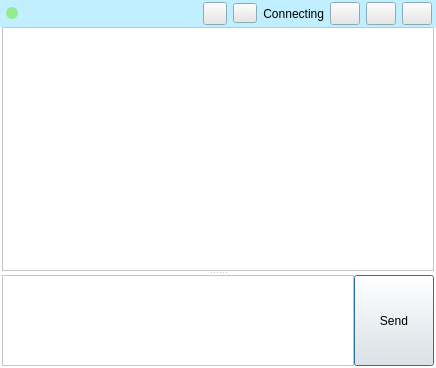
This is examples/qtmegachatapi/chatWindow.ui in meganz/MEGAchat as Qt 5 draws it before an edit. The edited form follows.
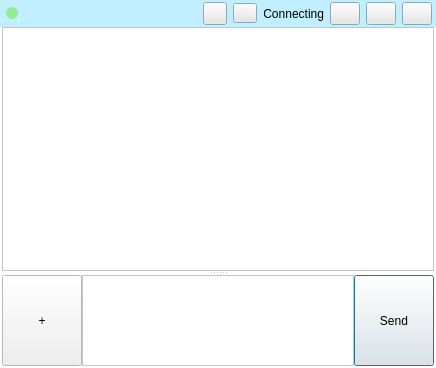
This is the edited form. Icons and pictures are not drawn. Custom widgets are drawn as their Qt base class.

```diff
--- a/examples/qtmegachatapi/chatWindow.ui
+++ b/examples/qtmegachatapi/chatWindow.ui
@@ -595,6 +595,46 @@
              <property name="topMargin">
               <number>0</number>
              </property>
+             <item>
+              <widget class="QPushButton" name="mAttachBtn">
+               <property name="sizePolicy">
+                <sizepolicy hsizetype="Minimum" vsizetype="Minimum">
+                 <horstretch>0</horstretch>
+                 <verstretch>0</verstretch>
+                </sizepolicy>
+               </property>
+               <property name="minimumSize">
+                <size>
+                 <width>80</width>
+                 <height>0</height>
+                </size>
+               </property>
+               <property name="maximumSize">
+                <size>
+                 <width>80</width>
+                 <height>16777215</height>
+                </size>
+               </property>
+               <property name="toolTip">
+                <string>Send the typed message</string>
+               </property>
+               <property name="styleSheet">
+                <string notr="true"/>
+               </property>
+               <property name="text">
+                <string>+</string>
+               </property>
+               <property name="autoDefault">
+                <bool>false</bool>
+               </property>
+               <property name="default">
+                <bool>true</bool>
+               </property>
+               <property name="flat">
+                <bool>false</bool>
+               </property>
+              </widget>
+             </item>
              <item>
               <widget class="MsgInputBox" name="mMessageEdit">
                <property name="sizePolicy">
```
Left out of the diff: 1 changed line with no effect on the pictures. Lines whose indentation alone changed are shown as unchanged.
